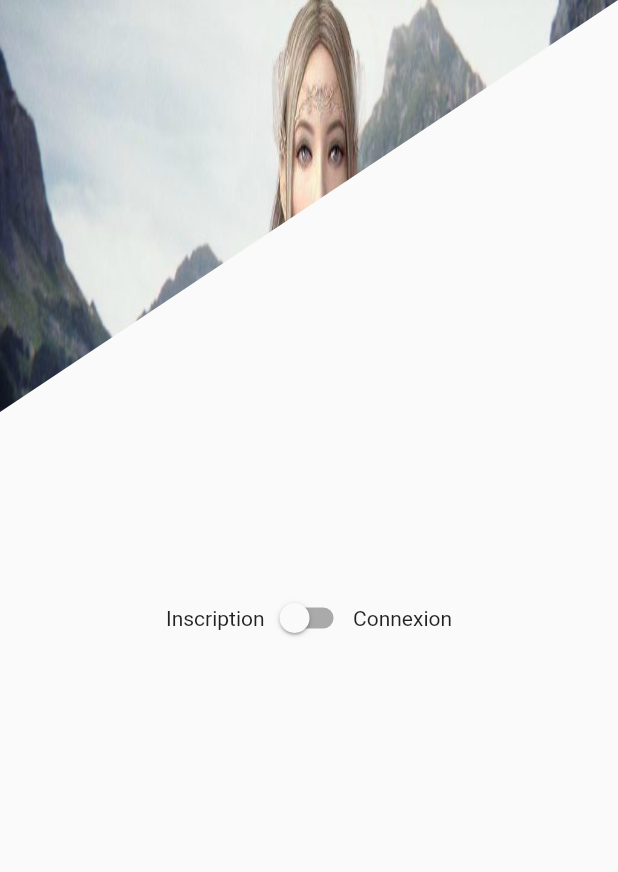
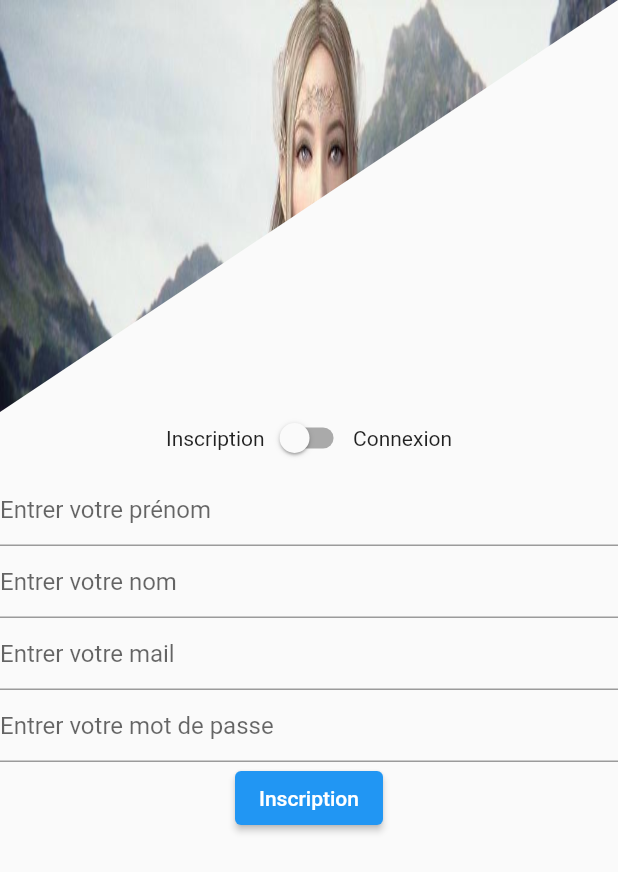
Before and after one commit to ackwrit/musicIpssi, a Flutter app: the screen it shows after launch, on a phone screen of 412 x 824 dp. Shown: the top 872 px of the screen. Run offline on Flutter 3.47's test engine with Material 2 defaults, Android fonts, the light colour scheme and no system bars; our stand-ins replace firebase_core; accounts and stored records are empty.

Commit message:
Mise à jour 04/05/2002

```diff
--- /dev/null
+++ b/lib/Controller/Inscription.dart
@@ -0,0 +1,81 @@
+import 'package:flutter/material.dart';
+
+class Inscription extends StatefulWidget{
+  @override
+  State<StatefulWidget> createState() {
+    // TODO: implement createState
+    return InscriptionState();
+  }
+
+}
+
+class InscriptionState extends State<Inscription>{
+  String prenom = "";
+  String nom = "";
+  String mail = "";
+  String password = "";
+  @override
+  Widget build(BuildContext context) {
+    // TODO: implement build
+    return bodyPage();
+  }
+
+
+
+  Widget bodyPage(){
+    return Column(
+      children: [
+       TextField(
+         decoration: const InputDecoration(
+           hintText: "Entrer votre prénom"
+         ),
+        onChanged: (value){
+           setState(() {
+             prenom = value;
+           });
+        },
+       ),
+        TextField(
+          decoration: const InputDecoration(
+              hintText: "Entrer votre nom"
+          ),
+          onChanged: (value){
+            setState(() {
+              nom = value;
+            });
+          },
+        ),
+        TextField(
+          decoration: const InputDecoration(
+              hintText: "Entrer votre mail"
+          ),
+          onChanged: (value){
+            setState(() {
+              mail = value;
+            });
+          },
+        ),
+        TextField(
+          obscureText: true,
+          decoration: const InputDecoration(
+              hintText: "Entrer votre mot de passe"
+          ),
+          onChanged: (value){
+            setState(() {
+              password = value;
+            });
+          },
+        ),
+
+
+        ElevatedButton(
+            onPressed: (){
+              // s'inscrire
+            },
+            child: Text("Inscription")
+        )
+      ],
+    );
+  }
+
+}
--- a/lib/main.dart
+++ b/lib/main.dart
@@ -5,6 +5,8 @@ import 'dart:io';
 import 'package:firebase_core/firebase_core.dart';
 import 'package:flutter/material.dart';
 import 'package:flutter/foundation.dart';
+import 'package:musicipssi/Controller/Inscription.dart';
+import 'package:musicipssi/Controller/connexion.dart';
 import 'package:musicipssi/modelView/customPath.dart';
 
 void main() async {
@@ -89,7 +91,7 @@ class _MyHomePageState extends State<MyHomePage> {
         Row(
           mainAxisAlignment: MainAxisAlignment.center,
           children: [
-            Text("Inscription"),
+            const Text("Inscription"),
             Switch(
                 value: selected,
                 onChanged: (value){
@@ -98,10 +100,12 @@ class _MyHomePageState extends State<MyHomePage> {
                   });
                 }
             ),
-            Text("Connexion"),
+            const Text("Connexion"),
           ],
 
         ),
+        (selected)?Connexion():Inscription()
+
 
       ],
     );
```
Also changed, not shown: lib/Controller/connexion.dart (added, +62 -0 lines), lib/View/Inscription.dart (deleted).
